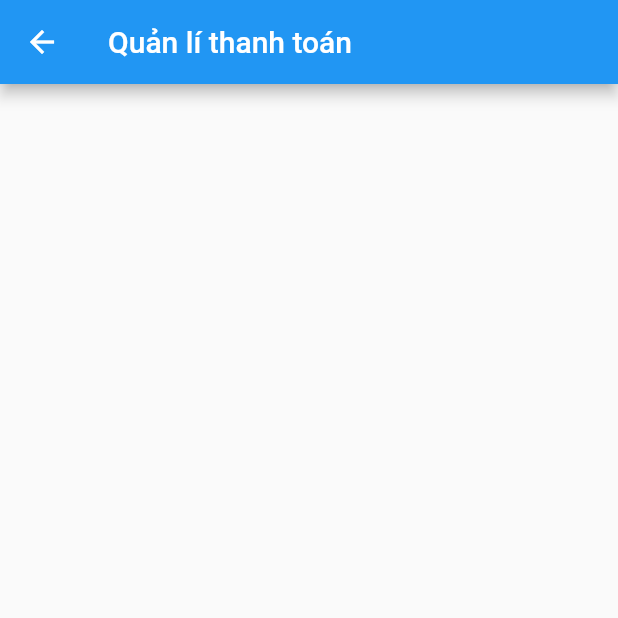
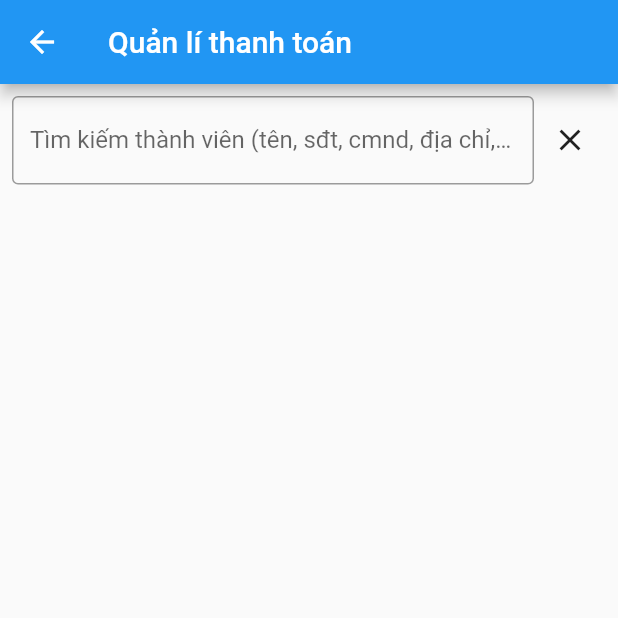
Before and after one commit to khangzxrr/hui_management_flutter, a Flutter app: the MultiplePaymentMembersScreen screen opened directly with empty values, on a phone screen of 412 x 824 dp, the top half of it. Run offline on Flutter 3.47's test engine with Material 2 defaults, Android fonts, the phone set to English and light mode, and no system bars; our stand-ins replace after_layout, auto_route, cached_network_image, cross_file, currency_text_input_formatter, firebase_core and 8 more; missing offline and left inert: form_builder_extra_fields, form_builder_image_picker, pluto_grid; accounts and stored records are empty; statements that could not run were skipped.

Commit message:
hot fix 3

```diff
--- a/lib/model/general_fund_model.dart
+++ b/lib/model/general_fund_model.dart
@@ -27,4 +27,9 @@ class GeneralFundModel {
 
   factory GeneralFundModel.fromJson(Map<String, dynamic> json) => _$GeneralFundModelFromJson(json);
   Map<String, dynamic> toJson() => _$GeneralFundModelToJson(this);
+
+  @override
+  String toString() {
+    return 'GeneralFundModel{id: $id, name: $name, openDateText: $openDateText, openDate: $openDate, fundPrice: $fundPrice, serviceCost: $serviceCost, membersCount: $membersCount, sessionsCount: $sessionsCount}';
+  }
 }
--- a/lib/model/user_with_payment_report.dart
+++ b/lib/model/user_with_payment_report.dart
@@ -47,4 +47,10 @@ class UserWithPaymentReport extends UserModel {
   //from json
   factory UserWithPaymentReport.fromJson(Map<String, dynamic> json) => _$UserWithPaymentReportFromJson(json);
   Map<String, dynamic> toJson() => _$UserWithPaymentReportToJson(this);
+
+  //toString
+  @override
+  String toString() {
+    return 'UserWithPaymentReport{totalCost: $totalCost, totalTransactionCost: $totalTransactionCost, id: $id, imageUrl: $imageUrl, name: $name, identity: $identity, identityCreateDate: $identityCreateDate, identityAddress: $identityAddress, password: $password, phoneNumber: $phoneNumber, bankName: $bankName, bankNumber: $bankNumber, address: $address, additionalInfo: $additionalInfo, identityImageFrontUrl: $identityImageFrontUrl, identityImageBackUrl: $identityImageBackUrl, nickName: $nickName}';
+  }
 }
--- a/lib/view/payments/payment_detail_table_view.dart
+++ b/lib/view/payments/payment_detail_table_view.dart
@@ -104,7 +104,7 @@ class FundSessionDetailWidget extends StatelessWidget {
       width: 100,
     ),
     PlutoColumn(
-      title: 'Khui',
+      title: 'Ngày khui',
       field: 'fundOpenText',
       type: PlutoColumnType.text(),
       textAlign: PlutoColumnTextAlign.center,
--- a/lib/view/payments/payments_members_view.dart
+++ b/lib/view/payments/payments_members_view.dart
@@ -95,21 +95,63 @@ class SingleMemberScreen extends StatelessWidget {
 }
 
 @RoutePage()
-class MultiplePaymentMembersScreen extends StatelessWidget {
+class MultiplePaymentMembersScreen extends StatefulWidget {
   final List<UserWithPaymentReport> users;
 
   const MultiplePaymentMembersScreen({super.key, required this.users});
 
   @override
+  State<MultiplePaymentMembersScreen> createState() => _MultiplePaymentMembersScreenState();
+}
+
+class _MultiplePaymentMembersScreenState extends State<MultiplePaymentMembersScreen> {
+  String filterText = '';
+
+  @override
   Widget build(BuildContext context) {
-    final List<Widget> userWidgets = users.map((e) => SingleMemberScreen(user: e)).toList();
+    final List<Widget> userWidgets = widget.users
+        .where(
+          (u) => u.toString().toLowerCase().replaceAll(' ', '').contains(filterText.toLowerCase()),
+        )
+        .map((e) => SingleMemberScreen(user: e))
+        .toList();
 
     return Scaffold(
       appBar: AppBar(
         title: const Text('Quản lí thanh toán'),
       ),
-      body: ListView(
-        children: userWidgets,
+      body: Padding(
+        padding: const EdgeInsets.all(8.0),
+        child: ListView(
+          children: [
+            Row(
+              children: [
+                Expanded(
+                  child: TextField(
+                    decoration: const InputDecoration(
+                      border: OutlineInputBorder(),
+                      labelText: 'Tìm kiếm thành viên (tên, sđt, cmnd, địa chỉ, ....))',
+                    ),
+                    onChanged: (text) {
+                      setState(() {
+                        filterText = text;
+                      });
+                    },
+                  ),
+                ),
+                IconButton(
+                  onPressed: () {
+                    setState(() {
+                      filterText = '';
+                    });
+                  },
+                  icon: const Icon(Icons.clear),
+                ),
+              ],
+            ),
+            ...userWidgets,
+          ],
+        ),
       ),
     );
   }
```
Also changed, not shown: lib/model/user_report_model.dart (+23 -45 lines), lib/view/dashboard_view.dart (+18 -19 lines), lib/view/fund/funds_view.dart (+47 -4 lines), lib/view/member/members_report.dart (+73 -17 lines), lib/model/user_report_model.g.dart, 2 other files.
